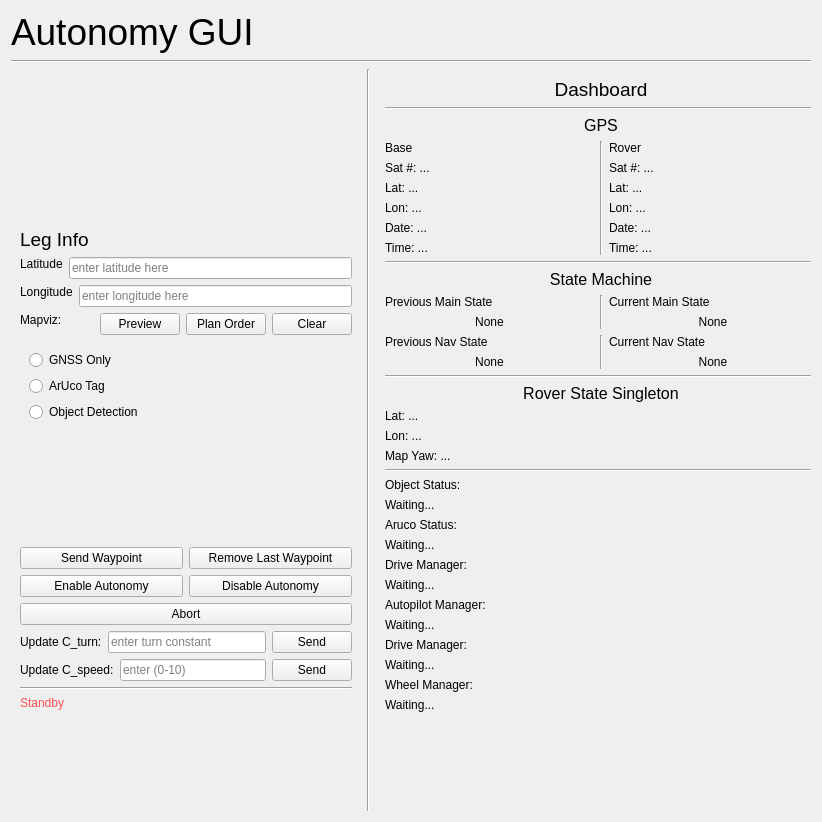
Above: mars_ws/src/autonomy/autonomy_gui.ui from BYUMarsRover/Autonomy-ROS2 before the change. Below: the same form after it.
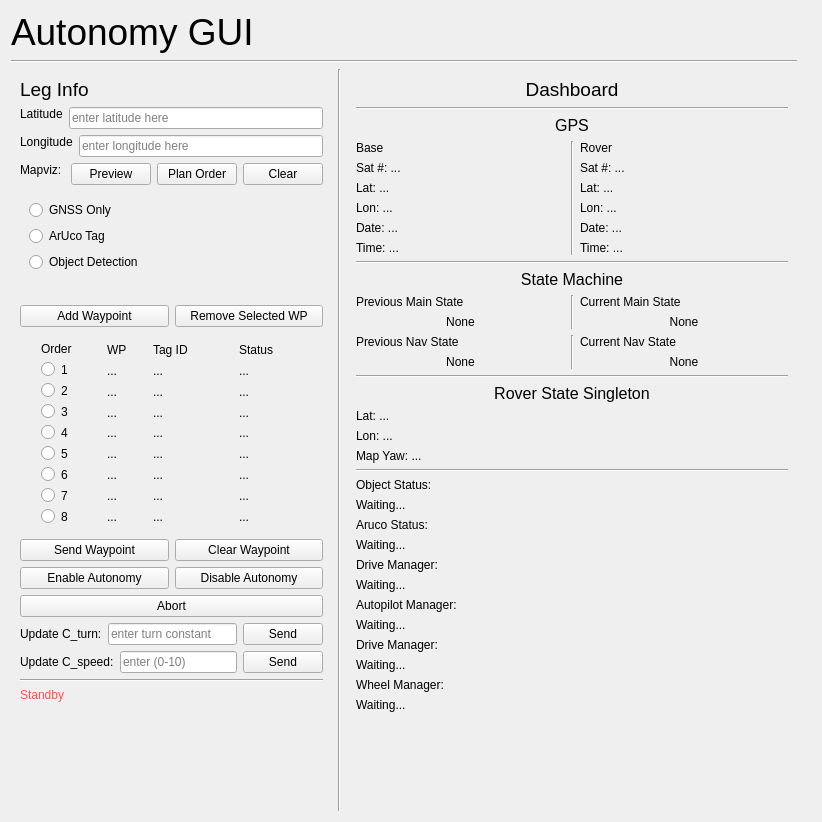
That is the form after the change.

Commit message: Added the Autonomy Waypoint List Management system

```diff
--- a/mars_ws/src/autonomy/autonomy_gui.ui
+++ b/mars_ws/src/autonomy/autonomy_gui.ui
@@ -82,21 +82,8 @@
           <set>Qt::AlignTop</set>
          </property>
          <!-- Column 1 Item -->
-         <item>
+         <item alignment="Qt::AlignTop">
           <widget class="QWidget" name="column1_container">
-           <property name="minimumSize">
-            <size>
-             <width>350</width>
-             <height>500</height>
-            </size>
-           </property>
-           <property name="maximumSize">
-            <size>
-             <width>350</width>
-             <height>500</height>
-            </size>
-           </property>
-           <!-- Column 1 Layout (Leg Info Column) -->
            <layout class="QVBoxLayout" name="verticalLayout_12">
             <property name="alignment">
              <set>Qt::AlignTop</set>
@@ -111,9 +98,6 @@
               <property name="scaledContents">
                <bool>false</bool>
               </property>
-              <property name="alignment">
-               <set>Qt::AlignTop</set>
-              </property>
              </widget>
             </item>
             <!-- latitude entry item -->
@@ -341,6 +325,300 @@
               </layout>
              </widget>
             </item>
+            <!-- Add Waypoint Button -->
+            <item>
+             <layout class="QHBoxLayout" name="horizontalLayout_10">
+              <property name="alignment">
+               <set>Qt::AlignTop</set>
+              </property>
+              <!-- Add Waypoint Button -->
+              <item>
+               <widget class="QPushButton" name="AddWaypointButton">
+                <property name="text">
+                 <string>Add Waypoint</string>
+                </property>
+               </widget>
+              </item>
+              <!-- Remove Waypoint Button -->
+              <item>
+               <widget class="QPushButton" name="RemoveSelectedWaypointButton">
+                <property name="text">
+                 <string>Remove Selected WP</string>
+                </property>
+               </widget>
+              </item>
+             </layout>
+            </item>
+            <!-- Waypoint List Interface -->
+            <!-- Waypoint List Horizontal Box -->
+            <item>
+             <layout class="QHBoxLayout" name="WaypointListLayout">
+              <property name="alignment">
+               <set>Qt::AlignCenter</set>
+              </property>
+              <!-- Waypoint List -->
+              <!-- Column 1 Order and Radio Buttons -->
+              <item>
+               <widget class="QWidget" name="WaypointListRadioButtons">
+                <property name="minimumSize">
+                 <size>
+                    <width>60</width>
+                    <height>200</height>
+                 </size>
+                </property>
+                <property name="maximumSize">
+                 <size>
+                    <width>60</width>
+                    <height>200</height>
+                 </size>
+                </property>
+                <layout class="QVBoxLayout" name="WaypointListRadioButtonsLayout">
+                 <item>
+                  <widget class="QLabel" name="OrderLabel">
+                   <property name="text">
+                    <string>Order</string>
+                   </property>
+                  </widget>
+                 </item>
+                 <item>
+                  <widget class="QRadioButton" name="WP1RadioButton">
+                   <property name="text"><string>1</string></property>
+                  </widget>
+                 </item>
+                 <item>
+                  <widget class="QRadioButton" name="WP2RadioButton">
+                   <property name="text"><string>2</string></property>
+                  </widget>
+                 </item>
+                 <item>
+                  <widget class="QRadioButton" name="WP3RadioButton">
+                   <property name="text"><string>3</string></property>
+                  </widget>
+                 </item>
+                 <item>
+                  <widget class="QRadioButton" name="WP4RadioButton">
+                   <property name="text"><string>4</string></property>
+                  </widget>
+                 </item>
+                 <item>
+                  <widget class="QRadioButton" name="WP5RadioButton">
+                   <property name="text"><string>5</string></property>
+                  </widget>
+                 </item>
+                 <item>
+                  <widget class="QRadioButton" name="WP6RadioButton">
+                   <property name="text"><string>6</string></property>
+                  </widget>
+                 </item><item>
+                  <widget class="QRadioButton" name="WP7RadioButton">
+                   <property name="text"><string>7</string></property>
+                  </widget>
+                 </item>
+                 <item>
+                  <widget class="QRadioButton" name="WP8RadioButton">
+                   <property name="text"><string>8</string></property>
+                  </widget>
+                 </item>
+                </layout>
+               </widget>
+              </item>
+              <!-- Column 2 Waypoint -->
+              <item>
+               <widget class="QWidget" name="WaypointListWaypoint">
+                <property name="minimumSize">
+                 <size>
+                    <width>40</width>
+                    <height>200</height>
+                 </size>
+                </property>
+                <property name="maximumSize">
+                 <size>
+                    <width>40</width>
+                    <height>200</height>
+                 </size>
+                </property>
+                <layout class="QVBoxLayout" name="WaypointListWaypointLayout">
+                 <item>
+                  <widget class="QLabel" name="WPLabel">
+                   <property name="text">
+                    <string>WP</string>
+                   </property>
+                  </widget>
+                 </item>
+                 <item>
+                  <widget class="QLabel" name="WP1Label">
+                   <property name="text"><string>...</string></property>
+                  </widget>
+                 </item>
+                 <item>
+                  <widget class="QLabel" name="WP2Label">
+                   <property name="text"><string>...</string></property>
+                  </widget>
+                 </item>
+                 <item>
+                  <widget class="QLabel" name="WP3Label">
+                   <property name="text"><string>...</string></property>
+                  </widget>
+                 </item>
+                 <item>
+                  <widget class="QLabel" name="WP4Label">
+                   <property name="text"><string>...</string></property>
+                  </widget>
+                 </item>
+                 <item>
+                  <widget class="QLabel" name="WP5Label">
+                   <property name="text"><string>...</string></property>
+                  </widget>
+                 </item>
+                 <item>
+                  <widget class="QLabel" name="WP6Label">
+                   <property name="text"><string>...</string></property>
+                  </widget>
+                 </item><item>
+                  <widget class="QLabel" name="WP7Label">
+                   <property name="text"><string>...</string></property>
+                  </widget>
+                 </item>
+                 <item>
+                  <widget class="QLabel" name="WP8Label">
+                   <property name="text"><string>...</string></property>
+                  </widget>
+                 </item>
+                </layout>
+               </widget>
+              </item>
+              <!-- Column 3 Tag ID -->
+              <item>
+               <widget class="QWidget" name="WaypointListTagID">
+                <property name="minimumSize">
+                 <size>
+                    <width>80</width>
+                    <height>200</height>
+                 </size>
+                </property>
+                <property name="maximumSize">
+                 <size>
+                    <width>80</width>
+                    <height>200</height>
+                 </size>
+                </property>
+                <layout class="QVBoxLayout" name="WaypointListTagIDLayout">
+                 <item>
+                  <widget class="QLabel" name="TagIDLabel">
+                   <property name="text">
+                    <string>Tag ID</string>
+                   </property>
+                  </widget>
+                 </item>
+                 <item>
+                  <widget class="QLabel" name="TagID1Label">
+                   <property name="text"><string>...</string></property>
+                  </widget>
+                 </item>
+                 <item>
+                  <widget class="QLabel" name="TagID2Label">
+                   <property name="text"><string>...</string></property>
+                  </widget>
+                 </item>
+                 <item>
+                  <widget class="QLabel" name="TagID3Label">
+                   <property name="text"><string>...</string></property>
+                  </widget>
+                 </item>
+                 <item>
+                  <widget class="QLabel" name="TagID4Label">
+                   <property name="text"><string>...</string></property>
+                  </widget>
+                 </item>
+                 <item>
+                  <widget class="QLabel" name="TagID5Label">
+                   <property name="text"><string>...</string></property>
+                  </widget>
+                 </item>
+                 <item>
+                  <widget class="QLabel" name="TagID6Label">
+                   <property name="text"><string>...</string></property>
+                  </widget>
+                 </item><item>
+                  <widget class="QLabel" name="TagID7Label">
+                   <property name="text"><string>...</string></property>
+                  </widget>
+                 </item>
+                 <item>
+                  <widget class="QLabel" name="TagID8Label">
+                   <property name="text"><string>...</string></property>
+                  </widget>
+                 </item>
+                </layout>
+               </widget>
+              </item>
+              <!-- Column 4 Status -->
+              <item>
+               <widget class="QWidget" name="WaypointListStatus">
+                <property name="minimumSize">
+                 <size>
+                    <width>80</width>
+                    <height>200</height>
+                 </size>
+                </property>
+                <property name="maximumSize">
+                 <size>
+                    <width>80</width>
+                    <height>200</height>
+                 </size>
+                </property>
+                <layout class="QVBoxLayout" name="WaypointListStatusLayout">
+                 <item>
+                  <widget class="QLabel" name="StatusLabel">
+                   <property name="text">
+                    <string>Status</string>
+                   </property>
+                  </widget>
+                 </item>
+                 <item>
+                  <widget class="QLabel" name="Status1Label">
+                   <property name="text"><string>...</string></property>
+                  </widget>
+                 </item>
+                 <item>
+                  <widget class="QLabel" name="Status2Label">
+                   <property name="text"><string>...</string></property>
+                  </widget>
+                 </item>
+                 <item>
+                  <widget class="QLabel" name="Status3Label">
+                   <property name="text"><string>...</string></property>
+                  </widget>
+                 </item>
+                 <item>
+                  <widget class="QLabel" name="Status4Label">
+                   <property name="text"><string>...</string></property>
+                  </widget>
+                 </item>
+                 <item>
+                  <widget class="QLabel" name="Status5Label">
+                   <property name="text"><string>...</string></property>
+                  </widget>
+                 </item>
+                 <item>
+                  <widget class="QLabel" name="Status6Label">
+                   <property name="text"><string>...</string></property>
+                  </widget>
+                 </item><item>
+                  <widget class="QLabel" name="Status7Label">
+                   <property name="text"><string>...</string></property>
+                  </widget>
+                 </item>
+                 <item>
+                  <widget class="QLabel" name="Status8Label">
+                   <property name="text"><string>...</string></property>
+                  </widget>
+                 </item>
+                </layout>
+               </widget>
+              </item>
+             </layout>
+            </item>
             <!-- Send Waypoint and Clear Waypoints Buttons -->
             <item>
              <layout class="QHBoxLayout" name="horizontalLayout_10">
@@ -357,9 +635,9 @@
               </item>
               <!-- Clear Waypoint Button -->
               <item>
-               <widget class="QPushButton" name="RemoveWaypointButton">
+               <widget class="QPushButton" name="ClearWaypointButton">
                 <property name="text">
-                 <string>Remove Last Waypoint</string>
+                 <string>Clear Waypoint</string>
                 </property>
                </widget>
               </item>
```
Left out of the diff: 1 changed line with no effect on the pictures. The commit also changes 2 other files.
